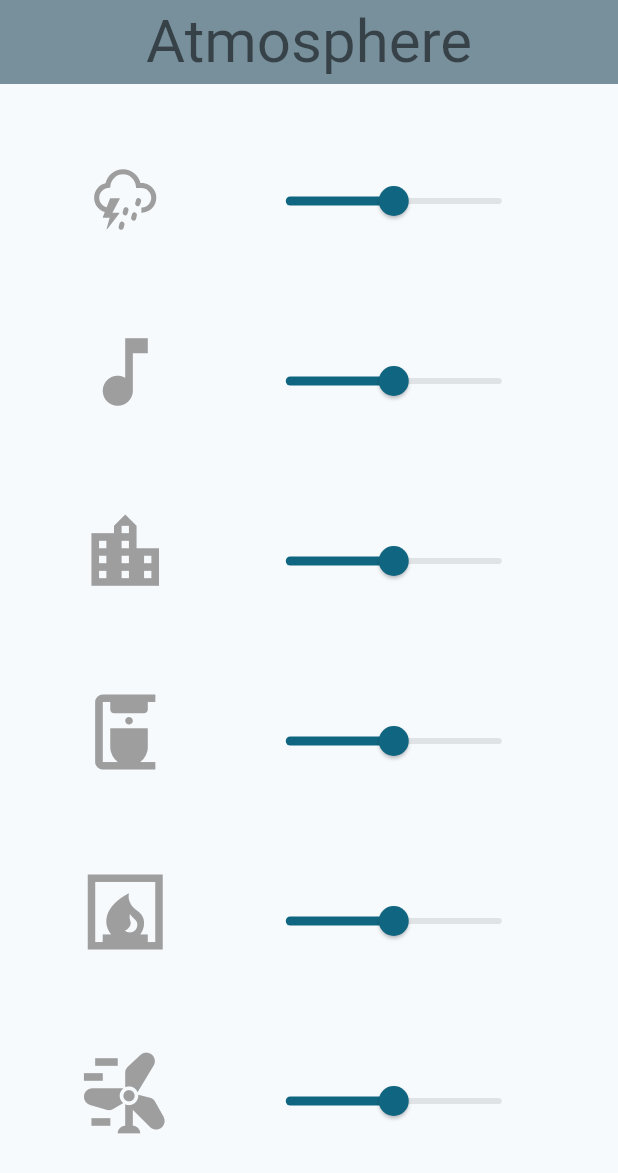
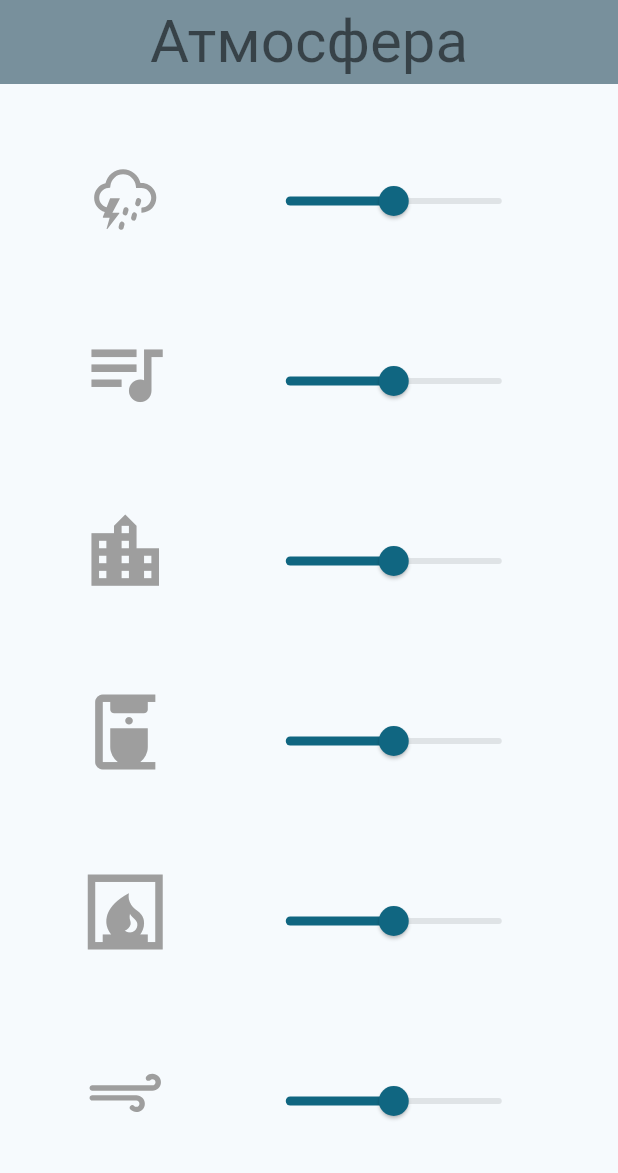
Before and after one commit to leksidev/atmosphere_app, a Flutter app: the screen it shows after launch, on a phone screen of 412 x 824 dp. Shown: the top 1173 px of the screen. Run offline on Flutter 3.47's test engine with Material 2 defaults, Android fonts, the phone set to English and light mode, and no system bars; our stand-ins replace audioplayers, google_fonts, weather_icons.

Commit message:
feat: add new sounds

```diff
--- a/lib/models/sound_model.dart
+++ b/lib/models/sound_model.dart
@@ -22,9 +22,15 @@ class SoundModel extends ChangeNotifier {
         link: 'audio/data_resources_sounds_fireplace.ogg',
         icon: Icons.fireplace),
     'Wind': Sound(
-        link: 'audio/data_resources_sounds_wind.ogg', icon: Icons.wind_power),
+        link: 'audio/data_resources_sounds_wind.ogg',
+        icon: WeatherIcons.wind_direction),
     'Train':
         Sound(link: 'audio/data_resources_sounds_train.ogg', icon: Icons.train),
+    'Summer night': Sound(
+        link: 'audio/data_resources_sounds_summer-night.ogg',
+        icon: WeatherIcons.night_alt_lightning),
+    'Waves':
+        Sound(link: 'audio/data_resources_sounds_waves.ogg', icon: Icons.waves),
   };
 
   UnmodifiableListView<Sound> get soundsList =>
--- a/lib/screens/sounds_screen.dart
+++ b/lib/screens/sounds_screen.dart
@@ -20,7 +20,7 @@
         appBar: AppBar(
           backgroundColor: Colors.blueGrey.shade400,
           centerTitle: true,
-          title: const Text('Atmosphere'),
+          title: const Text('Атмосфера'),
           titleTextStyle:
               const TextStyle(fontSize: 40.0, color: Colors.black54),
         ),
--- a/lib/soundDataCatalogue.dart
+++ b/lib/soundDataCatalogue.dart
@@ -10,7 +10,7 @@ Map<String, Sound> catalogueSounds = {
     icon: WeatherIcons.storm_showers,
   ),
   'Birds': Sound(
-      link: 'audio/data_resources_sounds_birds.ogg', icon: Icons.music_note),
+      link: 'audio/data_resources_sounds_birds.ogg', icon: Icons.queue_music),
   'City': Sound(
       link: 'audio/data_resources_sounds_city.ogg', icon: Icons.location_city),
   'Coffee-shop': Sound(
@@ -19,7 +19,13 @@ Map<String, Sound> catalogueSounds = {
   'Fireplace': Sound(
       link: 'audio/data_resources_sounds_fireplace.ogg', icon: Icons.fireplace),
   'Wind': Sound(
-      link: 'audio/data_resources_sounds_wind.ogg', icon: Icons.wind_power),
+      link: 'audio/data_resources_sounds_wind.ogg',
+      icon: WeatherIcons.strong_wind),
   'Train':
       Sound(link: 'audio/data_resources_sounds_train.ogg', icon: Icons.train),
+  'Summer night': Sound(
+      link: 'audio/data_resources_sounds_summer-night.ogg',
+      icon: WeatherIcons.night_alt_lightning),
+  'Waves':
+      Sound(link: 'audio/data_resources_sounds_waves.ogg', icon: Icons.waves),
 };
--- a/pubspec.yaml
+++ b/pubspec.yaml
@@ -4,7 +4,7 @@ description: Background sounds for work, meditation, reading. Create your own at
 # pub.dev using `flutter pub publish`. This is preferred for private packages.
 publish_to: 'none' # Remove this line if you wish to publish to pub.dev
 
-version: 1.0.0+1
+version: 1.0.0+2
 
 environment:
   sdk: '>=3.0.0-272.0.dev <4.0.0'
```
Also changed, not shown: pubspec.lock, 1 other file.
